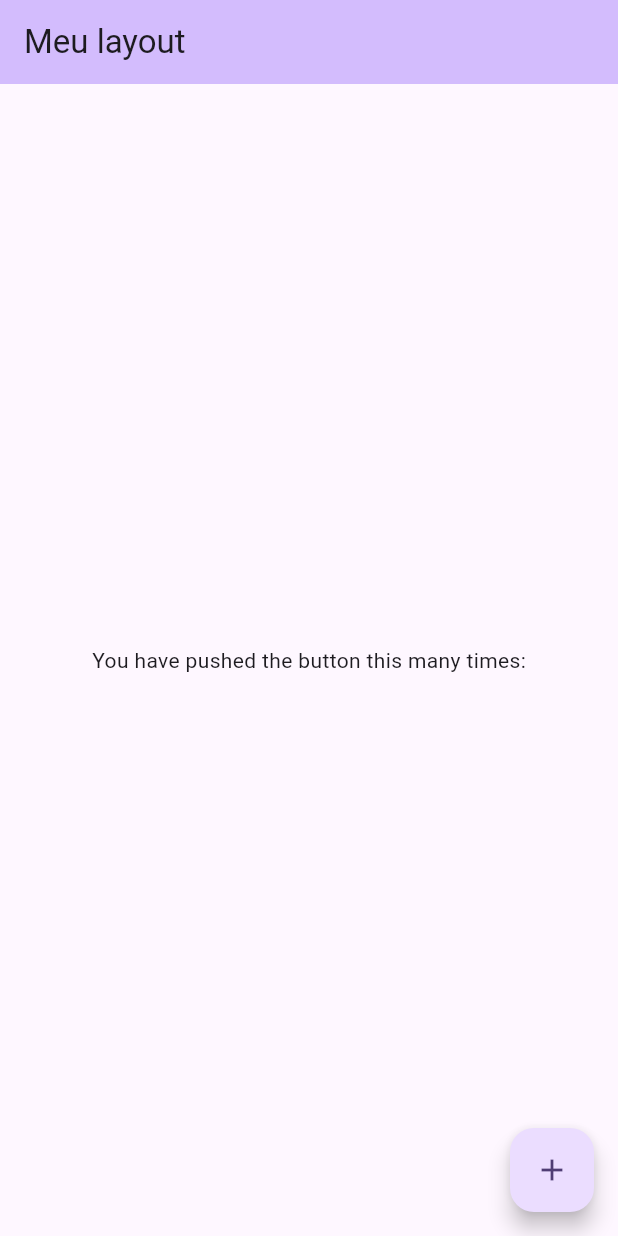
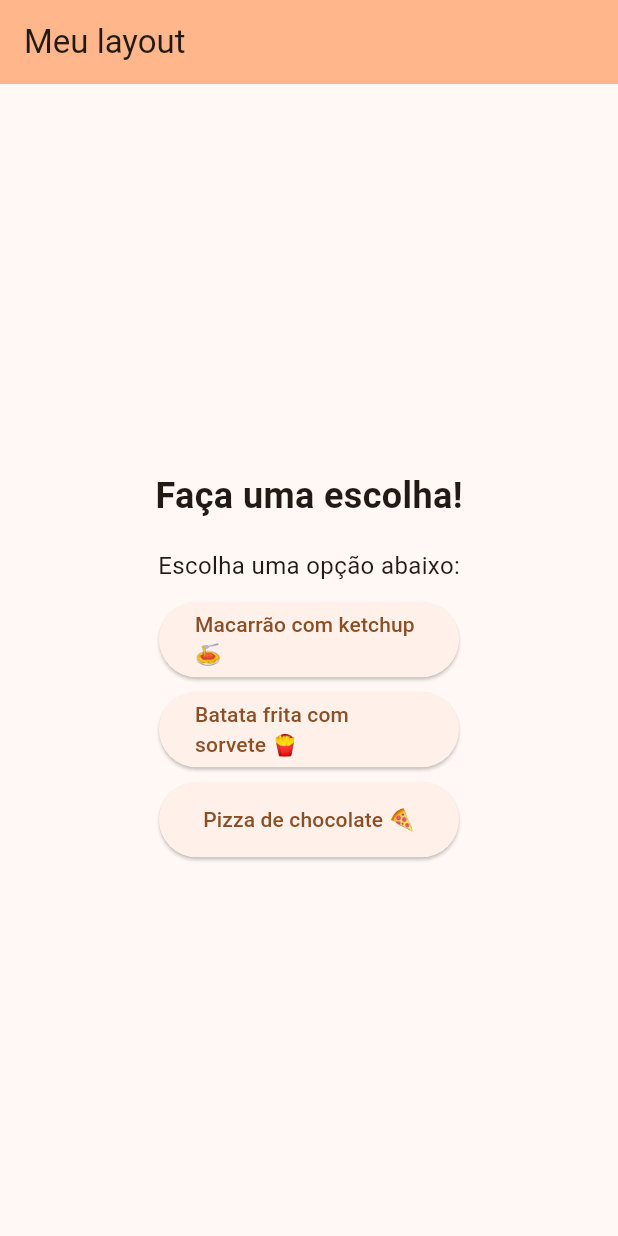
Before and after one commit to Aguena-default/Layout-responsivo, a Flutter app: the screen it shows after launch, on a phone screen of 412 x 824 dp. Run offline on Flutter 3.47's test engine with Material 3 defaults, Android fonts, the phone set to English and light mode, and no system bars.

Commit message:
Layout com 3 opções

```diff
--- a/lib/main.dart
+++ b/lib/main.dart
@@ -14,7 +14,7 @@ class App extends StatelessWidget {
       debugShowCheckedModeBanner: false,
       title: 'Layout',
       theme: ThemeData(
-        colorScheme: ColorScheme.fromSeed(seedColor: Colors.deepPurple),
+        colorScheme: ColorScheme.fromSeed(seedColor: const Color.fromARGB(255, 183, 108, 58)),
         useMaterial3: true,
       ),
       home: const HomePage(title: 'Meu layout'),
@@ -39,16 +39,54 @@ class _HomePageState extends State<HomePage> {
         backgroundColor: Theme.of(context).colorScheme.inversePrimary,
         title: Text(widget.title),
       ),
-      body: const Center(
-        child: Text(
-          'You have pushed the button this many times:',
+        body: Center(
+          child: Column(
+            mainAxisAlignment: MainAxisAlignment.center,
+            children: [
+              Container(
+                padding: const EdgeInsets.all(10),
+                child: const Text(
+                  'Faça uma escolha!',
+                  style: TextStyle(fontSize: 24, fontWeight: FontWeight.bold),
+                ),
+              ),
+              Container(
+                padding: const EdgeInsets.all(8),
+                child: const Text(
+                  'Escolha uma opção abaixo:',
+                  style: TextStyle(fontSize: 16),
+                ),
+              ),
+              Container(
+                margin: const EdgeInsets.symmetric(vertical: 5),
+                width: 200,
+                height: 50,
+                child: ElevatedButton(
+                  onPressed: () {},
+                  child: const Text('Macarrão com ketchup 🍝'),
+                ),
+              ),
+              Container(
+                margin: const EdgeInsets.symmetric(vertical: 5),
+                width: 200,
+                height: 50,
+                child: ElevatedButton(
+                  onPressed: () {},
+                  child: const Text('Batata frita com sorvete 🍟'),
+                ),
+              ),
+              Container(
+                margin: const EdgeInsets.symmetric(vertical: 5),
+                width: 200,
+                height: 50,
+                child: ElevatedButton(
+                  onPressed: () {},
+                  child: const Text('Pizza de chocolate 🍕'),
+                ),
+              ),
+            ],
+          ),
         ),
-      ),
-      floatingActionButton: FloatingActionButton(
-        onPressed: () {},
-        tooltip: 'Increment',
-        child: const Icon(Icons.add),
-      ),
-    );
+      );
   }
 }
```
